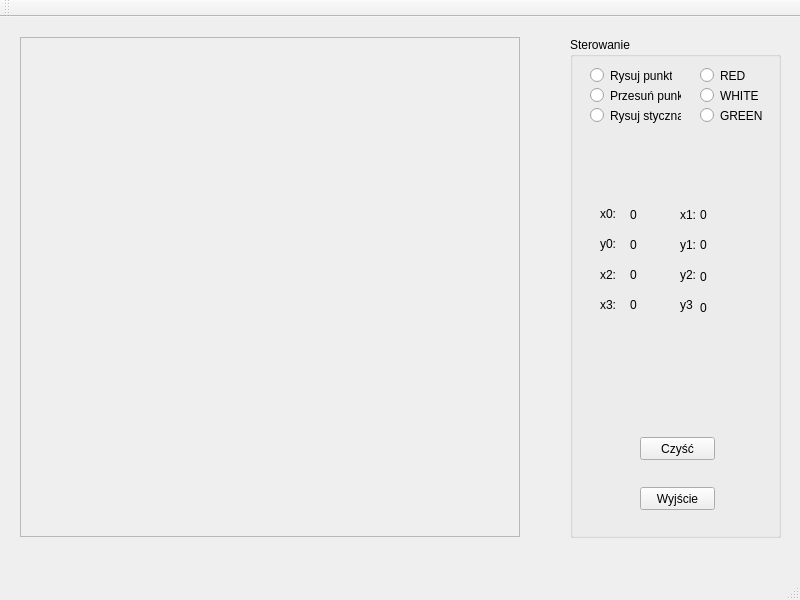
Above: mainwindow.ui from mbobas/QT_KRZYWA_BEZIERA_V2 before the change. Below: the same form after it.
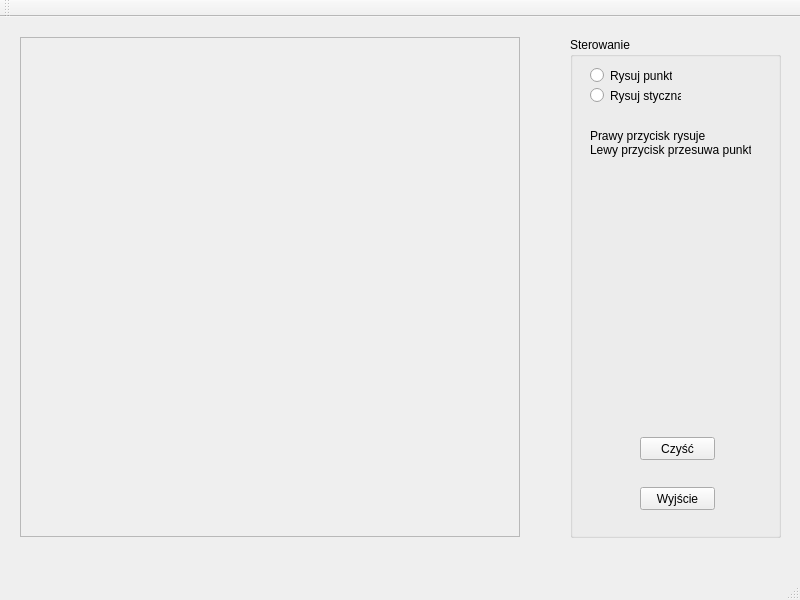
That is the form after the change.

Patch:
```diff
--- a/mainwindow.ui
+++ b/mainwindow.ui
@@ -68,110 +68,6 @@
       <string>Czyść</string>
      </property>
     </widget>
-    <widget class="QLabel" name="label_x">
-     <property name="geometry">
-      <rect>
-       <x>30</x>
-       <y>169</y>
-       <width>16</width>
-       <height>16</height>
-      </rect>
-     </property>
-     <property name="text">
-      <string>x0:</string>
-     </property>
-    </widget>
-    <widget class="QLabel" name="label_y">
-     <property name="geometry">
-      <rect>
-       <x>30</x>
-       <y>199</y>
-       <width>16</width>
-       <height>16</height>
-      </rect>
-     </property>
-     <property name="text">
-      <string>y0: </string>
-     </property>
-    </widget>
-    <widget class="QLabel" name="labelX">
-     <property name="geometry">
-      <rect>
-       <x>60</x>
-       <y>170</y>
-       <width>21</width>
-       <height>16</height>
-      </rect>
-     </property>
-     <property name="text">
-      <string>0</string>
-     </property>
-    </widget>
-    <widget class="QLabel" name="labelY">
-     <property name="geometry">
-      <rect>
-       <x>60</x>
-       <y>200</y>
-       <width>16</width>
-       <height>16</height>
-      </rect>
-     </property>
-     <property name="text">
-      <string>0</string>
-     </property>
-    </widget>
-    <widget class="QLabel" name="label_x_2">
-     <property name="geometry">
-      <rect>
-       <x>110</x>
-       <y>170</y>
-       <width>16</width>
-       <height>16</height>
-      </rect>
-     </property>
-     <property name="text">
-      <string>x1: </string>
-     </property>
-    </widget>
-    <widget class="QLabel" name="label_y_2">
-     <property name="geometry">
-      <rect>
-       <x>110</x>
-       <y>200</y>
-       <width>16</width>
-       <height>16</height>
-      </rect>
-     </property>
-     <property name="text">
-      <string>y1: </string>
-     </property>
-    </widget>
-    <widget class="QLabel" name="labelX_2">
-     <property name="geometry">
-      <rect>
-       <x>130</x>
-       <y>170</y>
-       <width>21</width>
-       <height>16</height>
-      </rect>
-     </property>
-     <property name="text">
-      <string>0</string>
-     </property>
-    </widget>
-    <widget class="QLabel" name="labelY_2">
-     <property name="geometry">
-      <rect>
-       <x>130</x>
-       <y>200</y>
-       <width>21</width>
-       <height>16</height>
-      </rect>
-     </property>
-     <property name="text">
-      <string>0</string>
-     </property>
-    </widget>
     <widget class="QRadioButton" name="radioButton">
      <property name="geometry">
       <rect>
@@ -185,24 +81,11 @@
       <string>Rysuj punkt</string>
      </property>
     </widget>
-    <widget class="QRadioButton" name="radioButton_2">
-     <property name="geometry">
-      <rect>
-       <x>20</x>
-       <y>50</y>
-       <width>91</width>
-       <height>17</height>
-      </rect>
-     </property>
-     <property name="text">
-      <string>Przesuń punkt</string>
-     </property>
-    </widget>
     <widget class="QRadioButton" name="styczne">
      <property name="geometry">
       <rect>
        <x>20</x>
-       <y>70</y>
+       <y>50</y>
        <width>91</width>
        <height>17</height>
       </rect>
@@ -211,147 +94,18 @@
       <string>Rysuj styczna</string>
      </property>
     </widget>
-    <widget class="QRadioButton" name="radioButton_4">
+    <widget class="QLabel" name="label">
      <property name="geometry">
       <rect>
-       <x>130</x>
-       <y>30</y>
-       <width>82</width>
-       <height>17</height>
+       <x>20</x>
+       <y>80</y>
+       <width>161</width>
+       <height>51</height>
       </rect>
      </property>
      <property name="text">
-      <string>RED</string>
-     </property>
-    </widget>
-    <widget class="QRadioButton" name="radioButton_5">
-     <property name="geometry">
-      <rect>
-       <x>130</x>
-       <y>50</y>
-       <width>82</width>
-       <height>17</height>
-      </rect>
-     </property>
-     <property name="text">
-      <string>WHITE</string>
-     </property>
-    </widget>
-    <widget class="QRadioButton" name="radioButton_6">
-     <property name="geometry">
-      <rect>
-       <x>130</x>
-       <y>70</y>
-       <width>82</width>
-       <height>17</height>
-      </rect>
-     </property>
-     <property name="text">
-      <string>GREEN</string>
-     </property>
-    </widget>
-    <widget class="QLabel" name="label_x_3">
-     <property name="geometry">
-      <rect>
-       <x>30</x>
-       <y>230</y>
-       <width>16</width>
-       <height>16</height>
-      </rect>
-     </property>
-     <property name="text">
-      <string>x2:</string>
-     </property>
-    </widget>
-    <widget class="QLabel" name="labelX_3">
-     <property name="geometry">
-      <rect>
-       <x>60</x>
-       <y>230</y>
-       <width>16</width>
-       <height>16</height>
-      </rect>
-     </property>
-     <property name="text">
-      <string>0</string>
-     </property>
-    </widget>
-    <widget class="QLabel" name="label_y_3">
-     <property name="geometry">
-      <rect>
-       <x>110</x>
-       <y>230</y>
-       <width>16</width>
-       <height>16</height>
-      </rect>
-     </property>
-     <property name="text">
-      <string>y2:</string>
-     </property>
-    </widget>
-    <widget class="QLabel" name="labelY_3">
-     <property name="geometry">
-      <rect>
-       <x>130</x>
-       <y>230</y>
-       <width>31</width>
-       <height>20</height>
-      </rect>
-     </property>
-     <property name="text">
-      <string>0</string>
-     </property>
-    </widget>
-    <widget class="QLabel" name="label_x_4">
-     <property name="geometry">
-      <rect>
-       <x>30</x>
-       <y>260</y>
-       <width>16</width>
-       <height>16</height>
-      </rect>
-     </property>
-     <property name="text">
-      <string>x3:</string>
-     </property>
-    </widget>
-    <widget class="QLabel" name="labelX_4">
-     <property name="geometry">
-      <rect>
-       <x>60</x>
-       <y>260</y>
-       <width>21</width>
-       <height>16</height>
-      </rect>
-     </property>
-     <property name="text">
-      <string>0</string>
-     </property>
-    </widget>
-    <widget class="QLabel" name="label_y_4">
-     <property name="geometry">
-      <rect>
-       <x>110</x>
-       <y>260</y>
-       <width>16</width>
-       <height>16</height>
-      </rect>
-     </property>
-     <property name="text">
-      <string>y3</string>
-     </property>
-    </widget>
-    <widget class="QLabel" name="labelY_4">
-     <property name="geometry">
-      <rect>
-       <x>130</x>
-       <y>260</y>
-       <width>41</width>
-       <height>21</height>
-      </rect>
-     </property>
-     <property name="text">
-      <string>0</string>
+      <string>Prawy przycisk rysuje
+Lewy przycisk przesuwa punkt</string>
      </property>
     </widget>
    </widget>
```
